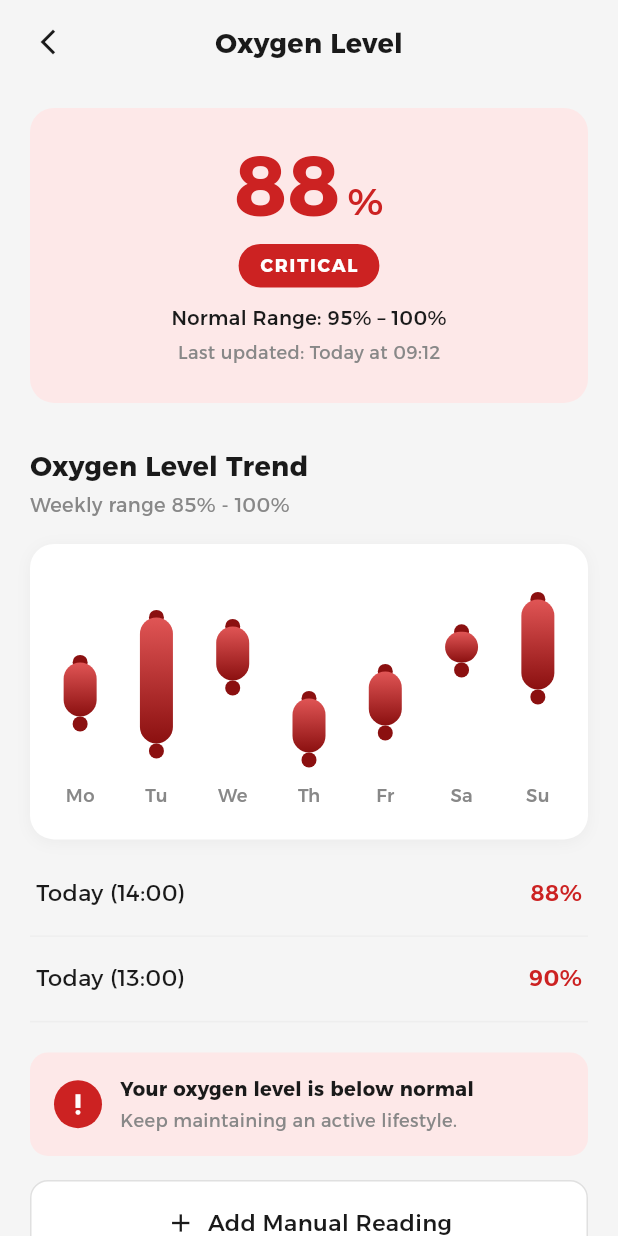
After one commit to karrimJ/Nabad, a Flutter app: the OxygenLevelScreen screen opened by its route, on a phone screen of 412 x 824 dp. The commit adds this screen. Run offline on Flutter 3.47's test engine with Material 3 defaults, Android fonts, the phone set to English and light mode, and no system bars; our stand-ins replace cloud_firestore, firebase_auth, firebase_core, firebase_messaging, flutter_local_notifications, flutter_secure_storage and 4 more; missing offline and left inert: encrypt; accounts and stored records are empty.

Commit message:
oxygen level screen

```diff
--- /dev/null
+++ b/mobile/lib/features/vitals/screens/Oxygen_level_screen.dart
@@ -0,0 +1,431 @@
+import 'package:flutter/material.dart';
+import 'package:flutter/services.dart';
+
+// ─────────────────────────────────────────────
+// OXYGEN LEVEL SCREEN
+// ─────────────────────────────────────────────
+
+class OxygenLevelScreen extends StatelessWidget {
+  const OxygenLevelScreen({super.key});
+
+  static const List<_BarData> _weeklyData = [
+    _BarData(day: 'Mo', minPercent: 0.25, maxPercent: 0.55),
+    _BarData(day: 'Tu', minPercent: 0.10, maxPercent: 0.80),
+    _BarData(day: 'We', minPercent: 0.45, maxPercent: 0.75),
+    _BarData(day: 'Th', minPercent: 0.05, maxPercent: 0.35),
+    _BarData(day: 'Fr', minPercent: 0.20, maxPercent: 0.50),
+    _BarData(day: 'Sa', minPercent: 0.55, maxPercent: 0.72),
+    _BarData(day: 'Su', minPercent: 0.40, maxPercent: 0.90),
+  ];
+
+  @override
+  Widget build(BuildContext context) {
+    SystemChrome.setSystemUIOverlayStyle(
+      const SystemUiOverlayStyle(
+        statusBarColor: Colors.transparent,
+        statusBarIconBrightness: Brightness.dark,
+      ),
+    );
+
+    return Scaffold(
+      backgroundColor: const Color(0xFFF5F5F5),
+      body: SafeArea(
+        child: Column(
+          children: [
+            // ── App Bar ──────────────────────────
+            Padding(
+              padding: const EdgeInsets.symmetric(horizontal: 8, vertical: 4),
+              child: Row(
+                children: [
+                  IconButton(
+                    icon: const Icon(Icons.arrow_back_ios_new,
+                        color: Color(0xFF1A1A1A), size: 20),
+                    onPressed: () => Navigator.maybePop(context),
+                  ),
+                  const Expanded(
+                    child: Center(
+                      child: Text(
+                        'Oxygen Level',
+                        style: TextStyle(
+                          fontSize: 18,
+                          fontWeight: FontWeight.w700,
+                          color: Color(0xFF1A1A1A),
+                        ),
+                      ),
+                    ),
+                  ),
+                  const SizedBox(width: 48),
+                ],
+              ),
+            ),
+
+            // ── Scrollable Body ──────────────────
+            Expanded(
+              child: SingleChildScrollView(
+                padding: const EdgeInsets.symmetric(
+                    horizontal: 20, vertical: 16),
+                child: Column(
+                  crossAxisAlignment: CrossAxisAlignment.start,
+                  children: [
+                    // ── Header Card ──────────────
+                    Container(
+                      width: double.infinity,
+                      padding: const EdgeInsets.symmetric(
+                          vertical: 24, horizontal: 20),
+                      decoration: BoxDecoration(
+                        color: const Color(0xFFFDE8E8),
+                        borderRadius: BorderRadius.circular(16),
+                      ),
+                      child: Column(
+                        children: [
+                          Row(
+                            mainAxisAlignment: MainAxisAlignment.center,
+                            crossAxisAlignment: CrossAxisAlignment.baseline,
+                            textBaseline: TextBaseline.alphabetic,
+                            children: const [
+                              Text(
+                                '88',
+                                style: TextStyle(
+                                  fontSize: 56,
+                                  fontWeight: FontWeight.w800,
+                                  color: Color(0xFFCC2222),
+                                  height: 1,
+                                ),
+                              ),
+                              SizedBox(width: 4),
+                              Text(
+                                '%',
+                                style: TextStyle(
+                                  fontSize: 24,
+                                  fontWeight: FontWeight.w600,
+                                  color: Color(0xFFCC2222),
+                                ),
+                              ),
+                            ],
+                          ),
+                          const SizedBox(height: 8),
+                          // Critical Badge
+                          Container(
+                            padding: const EdgeInsets.symmetric(
+                                horizontal: 14, vertical: 5),
+                            decoration: BoxDecoration(
+                              color: const Color(0xFFCC2222),
+                              borderRadius: BorderRadius.circular(20),
+                            ),
+                            child: const Text(
+                              'CRITICAL',
+                              style: TextStyle(
+                                color: Colors.white,
+                                fontWeight: FontWeight.w700,
+                                fontSize: 12,
+                                letterSpacing: 1.2,
+                              ),
+                            ),
+                          ),
+                          const SizedBox(height: 10),
+                          const Text(
+                            'Normal Range: 95% – 100%',
+                            style: TextStyle(
+                              fontSize: 13,
+                              color: Color(0xFF1A1A1A),
+                              fontWeight: FontWeight.w500,
+                            ),
+                          ),
+                          const SizedBox(height: 4),
+                          const Text(
+                            'Last updated: Today at 09:12',
+                            style: TextStyle(
+                              fontSize: 12,
+                              color: Color(0xFF888888),
+                            ),
+                          ),
+                        ],
+                      ),
+                    ),
+                    const SizedBox(height: 28),
+
+                    const Text(
+                      'Oxygen Level Trend',
+                      style: TextStyle(
+                        fontSize: 18,
+                        fontWeight: FontWeight.w700,
+                        color: Color(0xFF1A1A1A),
+                      ),
+                    ),
+                    const SizedBox(height: 2),
+                    const Text(
+                      'Weekly range 85% - 100%',
+                      style: TextStyle(
+                        fontSize: 13,
+                        color: Color(0xFF888888),
+                      ),
+                    ),
+                    const SizedBox(height: 16),
+
+                    Container(
+                      padding: const EdgeInsets.symmetric(
+                          vertical: 20, horizontal: 8),
+                      decoration: BoxDecoration(
+                        color: Colors.white,
+                        borderRadius: BorderRadius.circular(16),
+                        boxShadow: [
+                          BoxShadow(
+                            color: Colors.black.withOpacity(0.04),
+                            blurRadius: 8,
+                            offset: const Offset(0, 2),
+                          ),
+                        ],
+                      ),
+                      child: Row(
+                        mainAxisAlignment: MainAxisAlignment.spaceAround,
+                        crossAxisAlignment: CrossAxisAlignment.end,
+                        children: _weeklyData
+                            .map((d) => _buildBar(d))
+                            .toList(),
+                      ),
+                    ),
+                    const SizedBox(height: 8),
+
+                    _buildReadingRow('Today (14:00)', '88%'),
+                    _buildReadingRow('Today (13:00)', '90%'),
+                    const SizedBox(height: 20),
+
+                    Container(
+                      padding: const EdgeInsets.symmetric(
+                          horizontal: 16, vertical: 14),
+                      decoration: BoxDecoration(
+                        color: const Color(0xFFFDE8E8),
+                        borderRadius: BorderRadius.circular(12),
+                      ),
+                      child: Row(
+                        children: [
+                          Container(
+                            width: 32,
+                            height: 32,
+                            decoration: const BoxDecoration(
+                              color: Color(0xFFCC2222),
+                              shape: BoxShape.circle,
+                            ),
+                            child: const Icon(Icons.priority_high,
+                                color: Colors.white, size: 18),
+                          ),
+                          const SizedBox(width: 12),
+                          const Expanded(
+                            child: Column(
+                              crossAxisAlignment: CrossAxisAlignment.start,
+                              children: [
+                                Text(
+                                  'Your oxygen level is below normal',
+                                  style: TextStyle(
+                                    fontSize: 13,
+                                    fontWeight: FontWeight.w700,
+                                    color: Color(0xFF1A1A1A),
+                                  ),
+                                ),
+                                SizedBox(height: 2),
+                                Text(
+                                  'Keep maintaining an active lifestyle.',
+                                  style: TextStyle(
+                                    fontSize: 12,
+                                    color: Color(0xFF888888),
+                                  ),
+                                ),
+                              ],
+                            ),
+                          ),
+                        ],
+                      ),
+                    ),
+                    const SizedBox(height: 16),
+
+                    // ── Add Manual Reading ───────
+                    GestureDetector(
+                      onTap: () {
+                        // TODO: navigate to manual input
+                      },
+                      child: Container(
+                        width: double.infinity,
+                        padding:
+                            const EdgeInsets.symmetric(vertical: 16),
+                        decoration: BoxDecoration(
+                          color: Colors.white,
+                          borderRadius: BorderRadius.circular(12),
+                          border: Border.all(
+                              color: const Color(0xFFE0E0E0)),
+                        ),
+                        child: const Row(
+                          mainAxisAlignment: MainAxisAlignment.center,
+                          children: [
+                            Icon(Icons.add,
+                                color: Color(0xFF1A1A1A), size: 20),
+                            SizedBox(width: 8),
+                            Text(
+                              'Add Manual Reading',
+                              style: TextStyle(
+                                fontSize: 15,
+                                fontWeight: FontWeight.w500,
+                                color: Color(0xFF1A1A1A),
+                              ),
+                            ),
+                          ],
+                        ),
+                      ),
+                    ),
+                    const SizedBox(height: 16),
+
+                    // ── View History Button ──────
+                    SizedBox(
+                      width: double.infinity,
+                      child: ElevatedButton(
+                        onPressed: () {
+                          // TODO: navigate to history
+                        },
+                        style: ElevatedButton.styleFrom(
+                          backgroundColor: const Color(0xFFCC2222),
+                          foregroundColor: Colors.white,
+                          padding:
+                              const EdgeInsets.symmetric(vertical: 18),
+                          shape: RoundedRectangleBorder(
+                            borderRadius: BorderRadius.circular(14),
+                          ),
+                          elevation: 0,
+                        ),
+                        child: const Text(
+                          'View History',
+                          style: TextStyle(
+                            fontSize: 16,
+                            fontWeight: FontWeight.w700,
+                            letterSpacing: 0.3,
+                          ),
+                        ),
+                      ),
+                    ),
+                    const SizedBox(height: 24),
+                  ],
+                ),
+              ),
+            ),
+          ],
+        ),
+      ),
+    );
+  }
+
+  Widget _buildBar(_BarData data) {
+    const double chartHeight = 120.0;
+    const double barWidth = 22.0;
+    const double dotSize = 10.0;
+
+    final double topSpace = (1.0 - data.maxPercent) * chartHeight;
+    final double barHeight =
+        (data.maxPercent - data.minPercent) * chartHeight;
+
+    return Column(
+      mainAxisSize: MainAxisSize.min,
+      children: [
+        SizedBox(
+          height: chartHeight + dotSize,
+          width: barWidth + 8,
+          child: Stack(
+            alignment: Alignment.center,
+            children: [
+              Positioned(
+                top: topSpace,
+                child: Container(
+                  width: dotSize,
+                  height: dotSize,
+                  decoration: const BoxDecoration(
+                    color: Color(0xFF8B1010),
+                    shape: BoxShape.circle,
+                  ),
+                ),
+              ),
+              Positioned(
+                top: topSpace + dotSize / 2,
+                child: Container(
+                  width: barWidth,
+                  height: barHeight,
+                  decoration: BoxDecoration(
+                    gradient: const LinearGradient(
+                      begin: Alignment.topCenter,
+                      end: Alignment.bottomCenter,
+                      colors: [
+                        Color(0xFFE05555),
+                        Color(0xFF8B1010),
+                      ],
+                    ),
+                    borderRadius: BorderRadius.circular(barWidth / 2),
+                  ),
+                ),
+              ),
+              Positioned(
+                top: topSpace + barHeight + dotSize / 2,
+                child: Container(
+                  width: dotSize,
+                  height: dotSize,
+                  decoration: const BoxDecoration(
+                    color: Color(0xFF8B1010),
+                    shape: BoxShape.circle,
+                  ),
+                ),
+              ),
+            ],
+          ),
+        ),
+        const SizedBox(height: 8),
+        Text(
+          data.day,
+          style: const TextStyle(
+            fontSize: 12,
+            color: Color(0xFF888888),
+            fontWeight: FontWeight.w500,
+          ),
+        ),
+      ],
+    );
+  }
+
+  Widget _buildReadingRow(String label, String value) {
+    return Container(
+      padding: const EdgeInsets.symmetric(vertical: 16, horizontal: 4),
+      decoration: const BoxDecoration(
+        border: Border(
+          bottom: BorderSide(color: Color(0xFFEEEEEE), width: 1),
+        ),
+      ),
+      child: Row(
+        mainAxisAlignment: MainAxisAlignment.spaceBetween,
+        children: [
+          Text(
+            label,
+            style: const TextStyle(
+              fontSize: 15,
+              color: Color(0xFF1A1A1A),
+              fontWeight: FontWeight.w400,
+            ),
+          ),
+          Text(
+            value,
+            style: const TextStyle(
+              fontSize: 15,
+              color: Color(0xFFCC2222),
+              fontWeight: FontWeight.w600,
+            ),
+          ),
+        ],
+      ),
+    );
+  }
+}
+
+class _BarData {
+  final String day;
+  final double minPercent;
+  final double maxPercent;
+
+  const _BarData({
+    required this.day,
+    required this.minPercent,
+    required this.maxPercent,
+  });
+}
--- a/mobile/lib/routes/app_routes.dart
+++ b/mobile/lib/routes/app_routes.dart
@@ -23,6 +23,7 @@ import '../features/vitals/screens/glucose_details_screen.dart';
 import '../features/vitals/screens/add_manual_reading_screen.dart';
 import '../features/emergencies/emergency.dart';
 import '../features/assistant/assistant.dart';
+import '../features/vitals/screens/Oxygen_level_screen.dart';
 
 class AppRoutes {
   // Route names — use these as constants instead of typing strings
@@ -43,6 +44,7 @@ class AppRoutes {
   static const String heartRateHistory = '/vitals/heart-rate/history';
   static const String bloodPressure = '/vitals/blood-pressure';
   static const String temperature = '/vitals/temperature';
+  static const String oxygen = '/vitakls/Oxygen Level';
   static const String glucose = '/vitals/glucose';
   static const String addReading = '/vitals/add-reading';
   static const String emergency = '/emergency';
@@ -51,7 +53,6 @@ class AppRoutes {
   // The route table — Flutter uses this to know what screen to show for each name
   static Map<String, WidgetBuilder> getRoutes() {
     return {
-
       profile: (context) => const ProfileScreen(),
       editProfile: (context) => const EditProfileScreen(),
       medications: (context) => const MedicationListScreen(),
@@ -65,6 +66,7 @@ class AppRoutes {
       heartRate: (context) => const HeartRateDetailsScreen(),
       heartRateHistory: (context) => const HeartRateHistoryScreen(),
       bloodPressure: (context) => const BloodPressureDetailsScreen(),
+      oxygen: (context) => const OxygenLevelScreen(),
       temperature: (context) => const TemperatureDetailsScreen(),
       glucose: (context) => const GlucoseDetailsScreen(),
       addReading: (context) => const AddReadingScreen(),
@@ -72,6 +74,7 @@ class AppRoutes {
       assistant: (context) => const NabadAssistantScreen(),
     };
   }
+
   // Routes that need arguments passed in
   static Route<dynamic>? generateRoute(RouteSettings settings) {
     switch (settings.name) {
```
Lines whose indentation alone changed are shown as unchanged.
